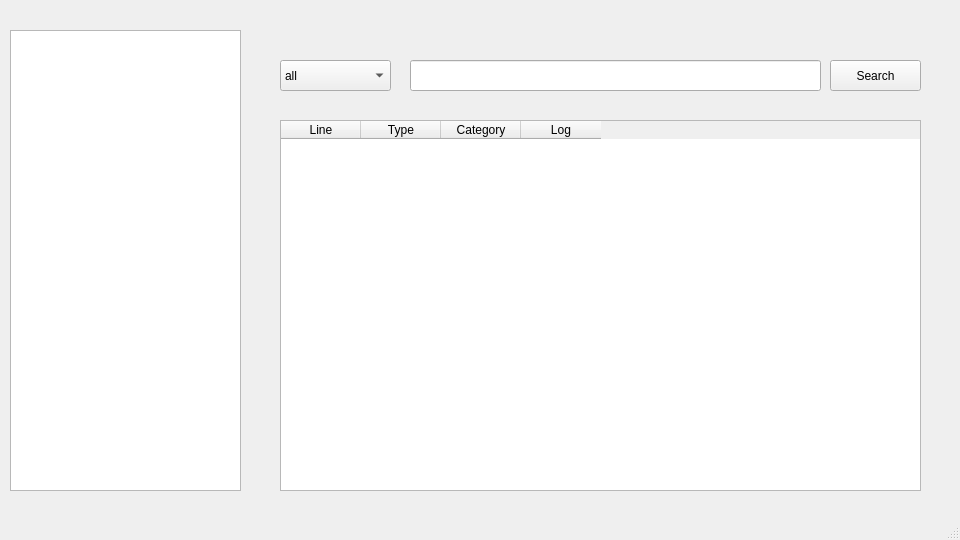
First picture: the form in window/log_window.ui, repository TERABYTE0130/logViewer, before the edit.
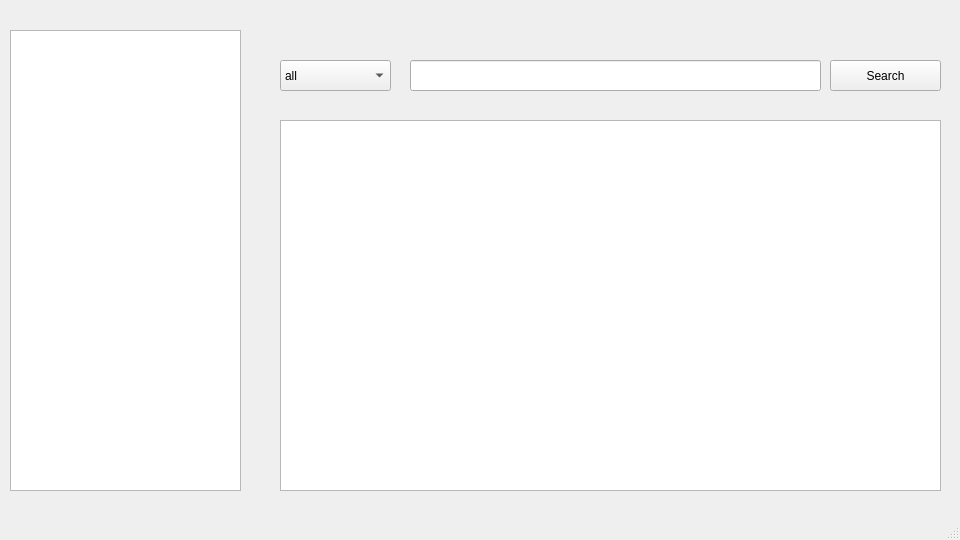
Second picture: the form after the edit.

Commit message: show display log

Diff of the .ui file:
```diff
--- a/window/log_window.ui
+++ b/window/log_window.ui
@@ -89,7 +89,7 @@
      <rect>
       <x>830</x>
       <y>60</y>
-      <width>91</width>
+      <width>111</width>
       <height>31</height>
      </rect>
     </property>
@@ -97,47 +97,15 @@
      <string>Search</string>
     </property>
    </widget>
-   <widget class="QTableWidget" name="LogView">
+   <widget class="QTextEdit" name="LogView">
     <property name="geometry">
      <rect>
       <x>280</x>
       <y>120</y>
-      <width>641</width>
+      <width>661</width>
       <height>371</height>
      </rect>
     </property>
-    <property name="minimumSize">
-     <size>
-      <width>641</width>
-      <height>0</height>
-     </size>
-    </property>
-    <attribute name="horizontalHeaderMinimumSectionSize">
-     <number>80</number>
-    </attribute>
-    <attribute name="horizontalHeaderDefaultSectionSize">
-     <number>80</number>
-    </attribute>
-    <column>
-     <property name="text">
-      <string>Line</string>
-     </property>
-    </column>
-    <column>
-     <property name="text">
-      <string>Type</string>
-     </property>
-    </column>
-    <column>
-     <property name="text">
-      <string>Category</string>
-     </property>
-    </column>
-    <column>
-     <property name="text">
-      <string>Log</string>
-     </property>
-    </column>
    </widget>
   </widget>
   <widget class="QStatusBar" name="statusbar"/>
```
The commit also changes 1 other file.
